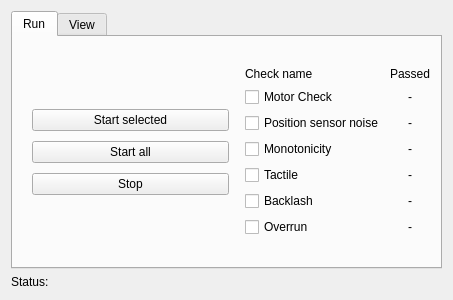
Before: the Qt Designer form sr_health_check/uis/SrHealthCheck.ui in shadow-robot/sr-visualization, drawn with Qt 5.
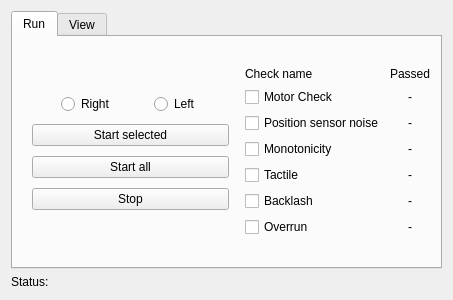
After: the same form once the commit is applied. The open tabs and pages were chosen to show the change.

Commit message: Added side button

Patch:
```diff
--- a/sr_health_check/uis/SrHealthCheck.ui
+++ b/sr_health_check/uis/SrHealthCheck.ui
@@ -62,6 +62,36 @@
                <property name="bottomMargin">
                 <number>10</number>
                </property>
+               <item>
+                <layout class="QHBoxLayout" name="horizontalLayout">
+                 <item>
+                  <widget class="QRadioButton" name="side_right_radio_button">
+                   <property name="sizePolicy">
+                    <sizepolicy hsizetype="Maximum" vsizetype="Fixed">
+                     <horstretch>0</horstretch>
+                     <verstretch>0</verstretch>
+                    </sizepolicy>
+                   </property>
+                   <property name="text">
+                    <string>Right</string>
+                   </property>
+                  </widget>
+                 </item>
+                 <item>
+                  <widget class="QRadioButton" name="side_left_radio_button">
+                   <property name="sizePolicy">
+                    <sizepolicy hsizetype="Maximum" vsizetype="Fixed">
+                     <horstretch>0</horstretch>
+                     <verstretch>0</verstretch>
+                    </sizepolicy>
+                   </property>
+                   <property name="text">
+                    <string>Left</string>
+                   </property>
+                  </widget>
+                 </item>
+                </layout>
+               </item>
                <item>
                 <widget class="QPushButton" name="button_start_selected">
                  <property name="toolTip">
```
Left out of the diff: 2 changed lines with no effect on the pictures. The commit also changes 1 other file.
